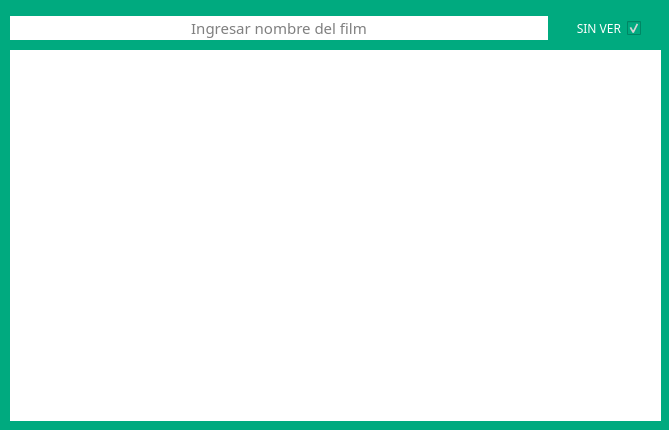
QuitoAr/Cine, file gui/ventana_buscar.ui: the form before one commit.
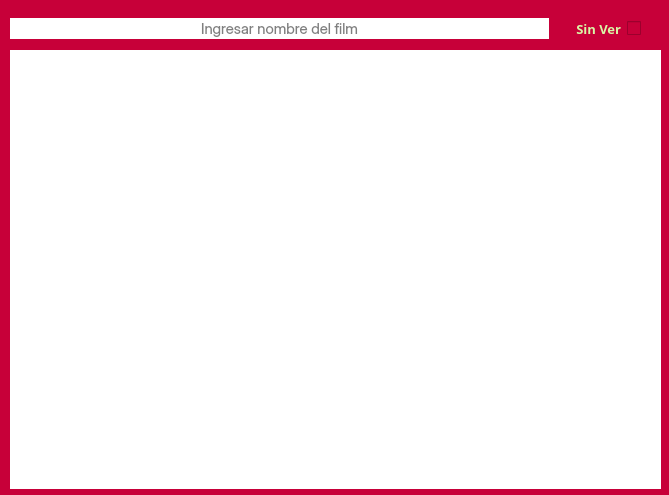
The form after the commit. Icons and pictures are not drawn.

Commit message: Refactor UI elements and improve layout in main and search windows

Patch:
```diff
--- a/gui/ventana_buscar.ui
+++ b/gui/ventana_buscar.ui
@@ -7,7 +7,7 @@
     <x>0</x>
     <y>0</y>
     <width>669</width>
-    <height>430</height>
+    <height>495</height>
    </rect>
   </property>
   <property name="maximumSize">
@@ -38,7 +38,7 @@
    <string notr="true">border: 50px;
 border-radius: 20 px;
 border-color: rgb(48, 45, 44);
-background-color: rgb(0, 170, 127);</string>
+background-color:rgb(199, 0, 57);</string>
   </property>
   <widget class="QTableWidget" name="tblResultados">
    <property name="geometry">
@@ -46,13 +46,13 @@
      <x>10</x>
      <y>50</y>
      <width>651</width>
-     <height>371</height>
+     <height>439</height>
     </rect>
    </property>
    <property name="font">
     <font>
-     <family>Franklin Gothic Book</family>
-     <pointsize>10</pointsize>
+     <family>Inter Variable Text</family>
+     <pointsize>11</pointsize>
     </font>
    </property>
    <property name="cursor" stdset="0">
@@ -91,7 +91,7 @@
       </property>
       <property name="font">
        <font>
-        <family>Franklin Gothic Book</family>
+        <family>Inter Display</family>
         <pointsize>11</pointsize>
        </font>
       </property>
@@ -122,21 +122,31 @@
       </property>
       <property name="font">
        <font>
-        <family>Franklin Gothic Demi</family>
+        <family>Inter Variable Text</family>
+        <pointsize>10</pointsize>
+        <weight>75</weight>
+        <bold>true</bold>
        </font>
       </property>
       <property name="layoutDirection">
        <enum>Qt::RightToLeft</enum>
       </property>
       <property name="styleSheet">
-       <string notr="true">color: rgb(255, 255, 255);</string>
+       <string notr="true">color: rgb(218, 247, 166);
+</string>
       </property>
       <property name="text">
-       <string>SIN VER</string>
+       <string notr="true">Sin Ver</string>
       </property>
-      <property name="checked">
+      <property name="checkable">
        <bool>true</bool>
       </property>
+      <property name="checked">
+       <bool>false</bool>
+      </property>
+      <property name="tristate">
+       <bool>false</bool>
+      </property>
      </widget>
     </item>
    </layout>
```
Left out of the diff: 9 changed lines with no effect on the pictures. The commit also changes 5 other files.
